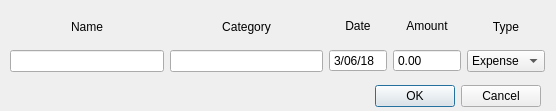
Above: EZbudget/edittransaction.ui from IvanInandan/EZBudget before the change. Below: the same form after it.
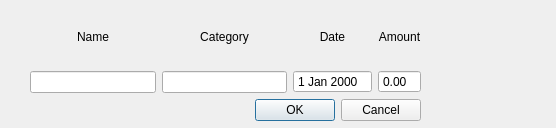
That is the form after the change.

```diff
--- a/EZbudget/edittransaction.ui
+++ b/EZbudget/edittransaction.ui
@@ -7,44 +7,30 @@
     <x>0</x>
     <y>0</y>
     <width>556</width>
-    <height>111</height>
+    <height>128</height>
    </rect>
   </property>
   <property name="windowTitle">
    <string>Dialog</string>
   </property>
-  <widget class="QDialogButtonBox" name="buttonBox">
-   <property name="geometry">
-    <rect>
-     <x>200</x>
-     <y>80</y>
-     <width>341</width>
-     <height>32</height>
-    </rect>
-   </property>
-   <property name="orientation">
-    <enum>Qt::Horizontal</enum>
-   </property>
-   <property name="standardButtons">
-    <set>QDialogButtonBox::Cancel|QDialogButtonBox::Ok</set>
-   </property>
-  </widget>
   <widget class="QWidget" name="layoutWidget">
    <property name="geometry">
     <rect>
-     <x>10</x>
+     <x>30</x>
      <y>10</y>
-     <width>535</width>
-     <height>62</height>
+     <width>391</width>
+     <height>111</height>
     </rect>
    </property>
-   <layout class="QHBoxLayout" name="horizontalLayout_2">
+   <layout class="QVBoxLayout" name="verticalLayout_5">
     <item>
-     <layout class="QVBoxLayout" name="Name">
+     <layout class="QHBoxLayout" name="horizontalLayout">
       <item>
-       <widget class="QLabel" name="transactionNameLabel">
+       <layout class="QVBoxLayout" name="verticalLayout">
+        <item>
+         <widget class="QLabel" name="label">
         <property name="text">
-         <string>&lt;html&gt;&lt;head/&gt;&lt;body&gt;&lt;p align=&quot;center&quot;&gt;&lt;span style=&quot; color:#030303;&quot;&gt;Name&lt;/span&gt;&lt;/p&gt;&lt;/body&gt;&lt;/html&gt;</string>
+           <string>&lt;html&gt;&lt;head/&gt;&lt;body&gt;&lt;p align=&quot;center&quot;&gt;Name&lt;/p&gt;&lt;/body&gt;&lt;/html&gt;</string>
         </property>
        </widget>
       </item>
@@ -54,7 +40,7 @@
      </layout>
     </item>
     <item>
-     <layout class="QVBoxLayout" name="Category">
+       <layout class="QVBoxLayout" name="verticalLayout_2">
       <item>
        <widget class="QLabel" name="transactionCategoryLabel">
         <property name="text">
@@ -68,7 +54,7 @@
      </layout>
     </item>
     <item>
-     <layout class="QVBoxLayout" name="Date">
+       <layout class="QVBoxLayout" name="verticalLayout_3">
       <item>
        <widget class="QLabel" name="transactionDateLabel">
         <property name="text">
@@ -81,22 +67,12 @@
         <property name="buttonSymbols">
          <enum>QAbstractSpinBox::NoButtons</enum>
         </property>
-        <property name="displayFormat">
-         <string>M/dd/yy</string>
-        </property>
-        <property name="date">
-         <date>
-          <year>2018</year>
-          <month>3</month>
-          <day>6</day>
-         </date>
-        </property>
        </widget>
       </item>
      </layout>
     </item>
     <item>
-     <layout class="QVBoxLayout" name="Amount">
+       <layout class="QVBoxLayout" name="verticalLayout_4">
       <item>
        <widget class="QLabel" name="transactionAmountLabel">
         <property name="text">
@@ -109,34 +85,32 @@
         <property name="buttonSymbols">
          <enum>QAbstractSpinBox::NoButtons</enum>
         </property>
-        <property name="maximum">
-         <double>99999999.000000000000000</double>
-        </property>
        </widget>
       </item>
      </layout>
     </item>
-    <item>
-     <layout class="QVBoxLayout" name="Type">
-      <item>
-       <widget class="QLabel" name="transactionTypeLabel">
-        <property name="text">
-         <string>&lt;html&gt;&lt;head/&gt;&lt;body&gt;&lt;p align=&quot;center&quot;&gt;Type&lt;/p&gt;&lt;/body&gt;&lt;/html&gt;</string>
-        </property>
-       </widget>
+     </layout>
       </item>
       <item>
-       <widget class="QComboBox" name="transactionTypeEdit">
+     <layout class="QHBoxLayout" name="horizontalLayout_2">
         <item>
-         <property name="text">
-          <string>Expense</string>
-         </property>
+       <spacer name="horizontalSpacer">
+        <property name="orientation">
+         <enum>Qt::Horizontal</enum>
+        </property>
+        <property name="sizeHint" stdset="0">
+         <size>
+          <width>40</width>
+          <height>20</height>
+         </size>
+        </property>
+       </spacer>
         </item>
         <item>
-         <property name="text">
-          <string>Income</string>
-         </property>
-        </item>
+       <widget class="QDialogButtonBox" name="buttonBox">
+        <property name="standardButtons">
+         <set>QDialogButtonBox::Cancel|QDialogButtonBox::Ok</set>
+        </property>
        </widget>
       </item>
      </layout>
```
Left out of the diff: 43 changed lines with no effect on the pictures. Lines whose indentation alone changed are shown as unchanged.
